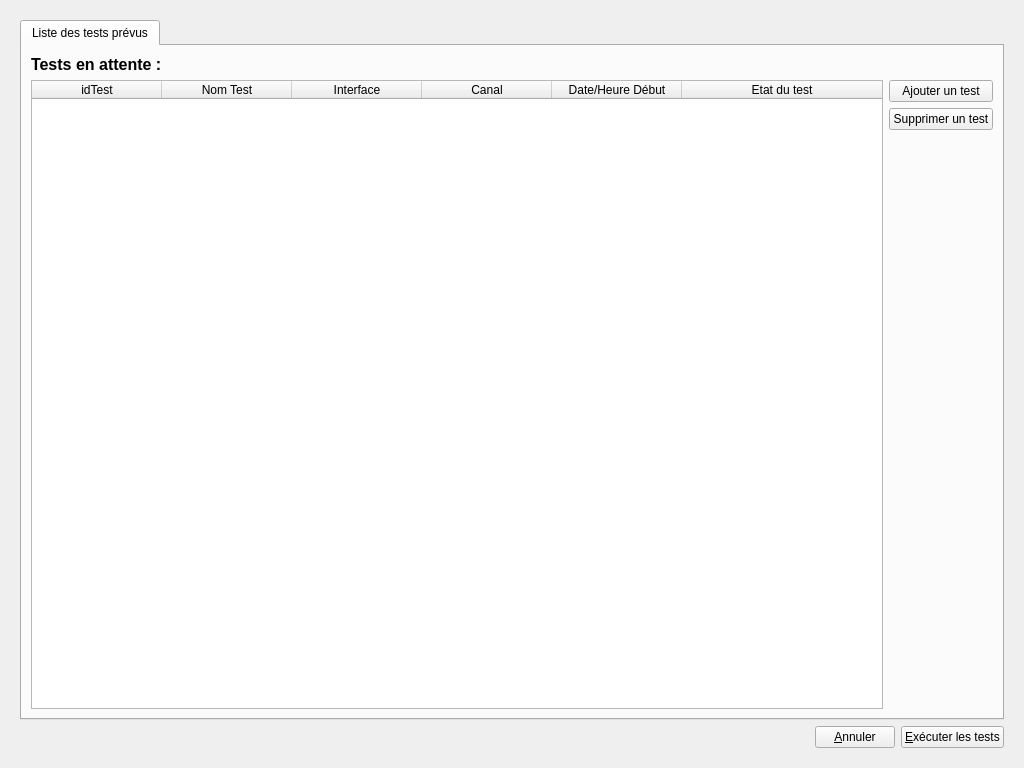
InformatiqueAtmoNA/tam, file et_listeattentetests.ui: the form before one commit.
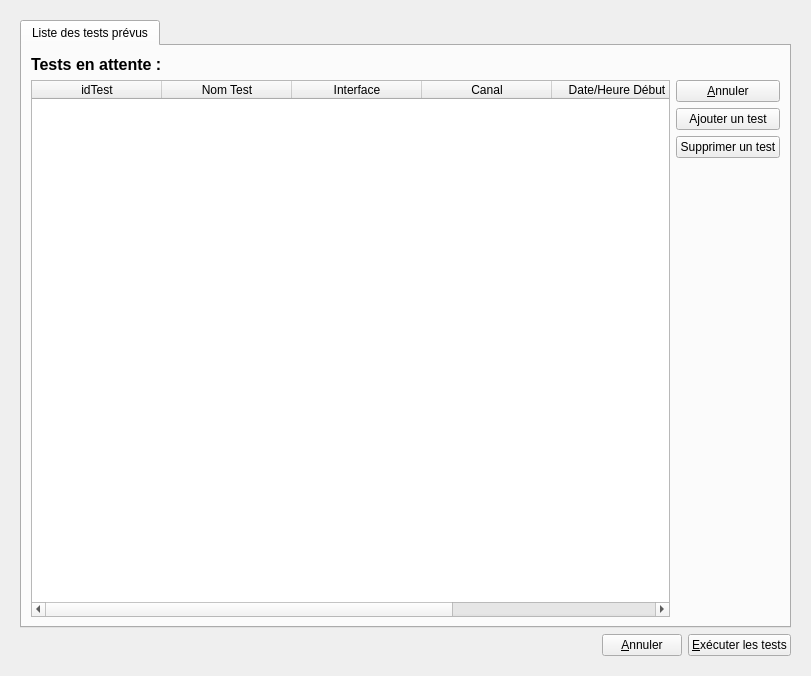
The form after the commit.

```diff
--- a/et_listeattentetests.ui
+++ b/et_listeattentetests.ui
@@ -6,8 +6,8 @@
    <rect>
     <x>0</x>
     <y>0</y>
-    <width>1024</width>
-    <height>768</height>
+    <width>811</width>
+    <height>676</height>
    </rect>
   </property>
   <property name="windowTitle">
@@ -140,6 +140,13 @@
            </item>
            <item row="1" column="1">
             <layout class="QVBoxLayout" name="verticalLayout">
+             <item>
+              <widget class="QPushButton" name="button_Annuler_2">
+               <property name="text">
+                <string>&amp;Annuler</string>
+               </property>
+              </widget>
+             </item>
              <item>
               <widget class="QPushButton" name="button_AjouterTest">
                <property name="text">
```
Left out of the diff: 6 changed lines with no effect on the pictures.
